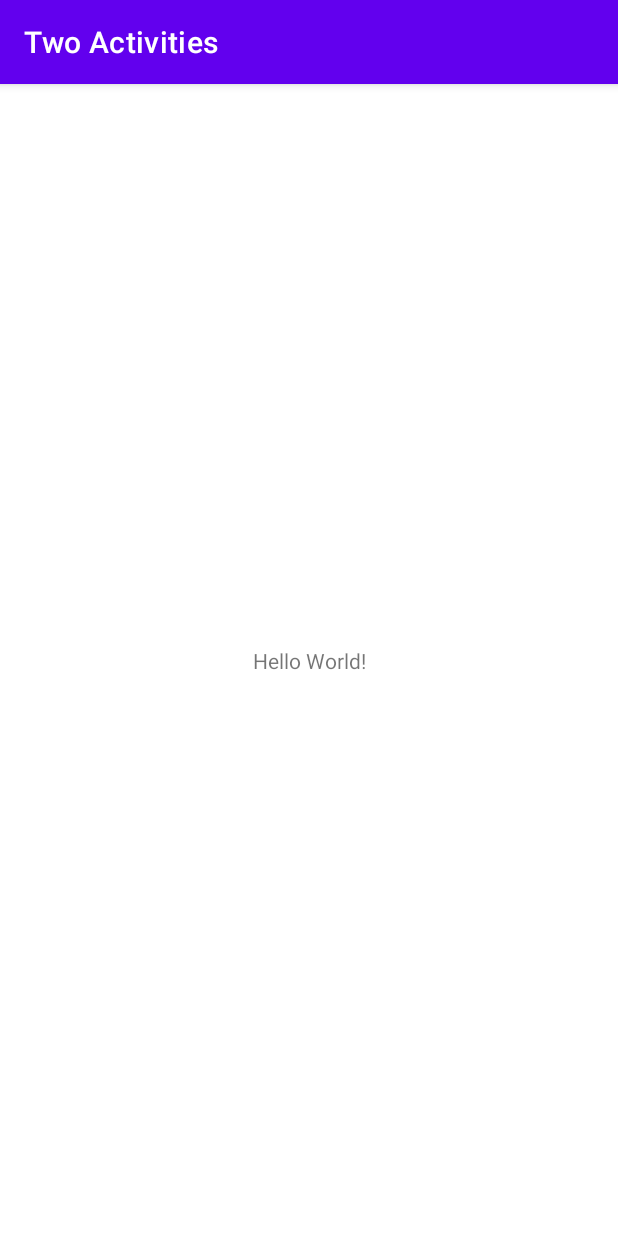
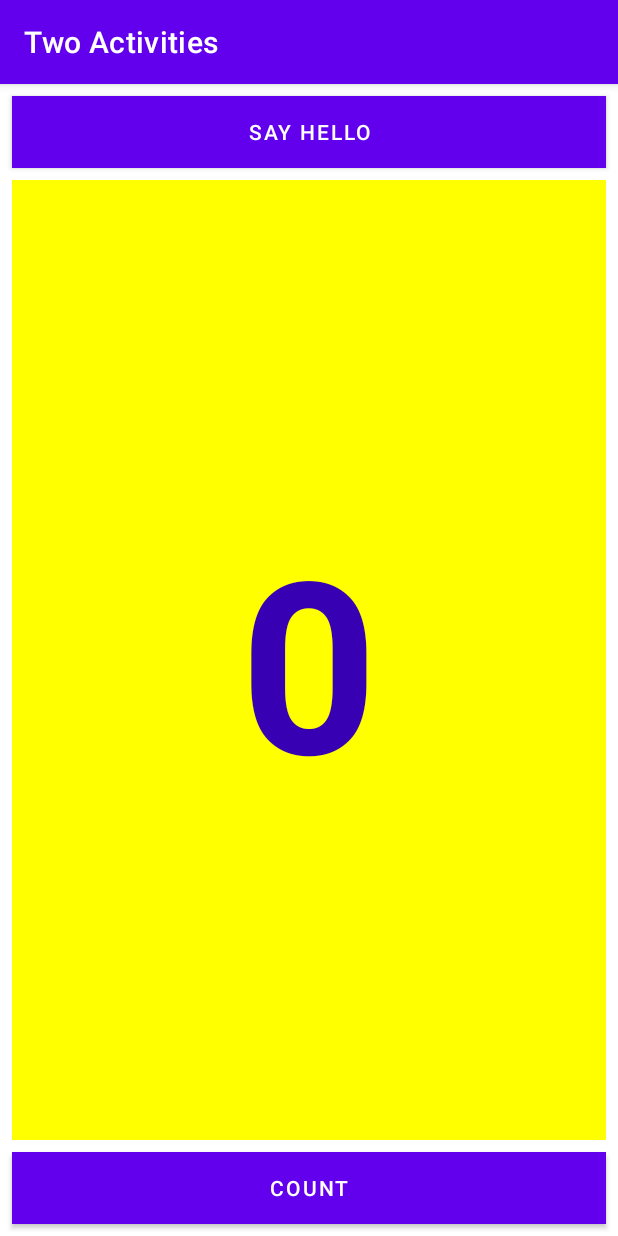
Before and after one commit to Aavash-KC/Activities-and-intents, an Android app: the screen it shows after launch (MainActivity), on a phone screen of 412 x 824 dp. Run offline under Robolectric (Android 15) with nearby library versions, the phone set to English and light mode, and no system bars.

Commit message:
homework completed

```diff
--- a/app/src/main/AndroidManifest.xml
+++ b/app/src/main/AndroidManifest.xml
@@ -10,6 +10,9 @@
         android:supportsRtl="true"
         android:theme="@style/Theme.TwoActivities">
         <activity
+            android:name=".SecondActivity"
+            android:exported="false" />
+        <activity
             android:name=".MainActivity"
             android:exported="true">
             <intent-filter>
--- a/app/src/main/java/com/example/twoactivities/MainActivity.java
+++ b/app/src/main/java/com/example/twoactivities/MainActivity.java
@@ -2,13 +2,35 @@ package com.example.twoactivities;
 
 import androidx.appcompat.app.AppCompatActivity;
 
+import android.content.Intent;
 import android.os.Bundle;
+import android.view.View;
+import android.widget.TextView;
 
 public class MainActivity extends AppCompatActivity {
+    private int mCount = 0;
+    private TextView mShowCount;
+    public static final String EXTRA_MESSAGE =
+            "com.example.android.twoactivities.extra.MESSAGE";
 
     @Override
     protected void onCreate(Bundle savedInstanceState) {
         super.onCreate(savedInstanceState);
         setContentView(R.layout.activity_main);
+        mShowCount = (TextView) findViewById(R.id.show_count);
+    }
+
+    public void showHello(View view) {
+        Intent intent = new Intent(this, SecondActivity.class);
+        String message = mShowCount.getText().toString();
+        intent.putExtra(EXTRA_MESSAGE, message);
+        startActivity(intent);
+
+    }
+
+    public void countUp(View view) {
+        mCount++;
+        if (this.mShowCount != null)
+            this.mShowCount.setText(Integer.toString(mCount));
     }
 }
--- a/app/src/main/res/layout/activity_main.xml
+++ b/app/src/main/res/layout/activity_main.xml
@@ -6,13 +6,54 @@
     android:layout_height="match_parent"
     tools:context=".MainActivity">
 
+    <Button
+        android:id="@+id/button_toast"
+        android:layout_width="match_parent"
+        android:layout_height="wrap_content"
+        android:layout_marginStart="8dp"
+        android:layout_marginTop="8dp"
+        android:layout_marginEnd="8dp"
+        android:background="@color/purple_500"
+        android:text="@string/button_label_toast"
+        android:textColor="@android:color/white"
+        app:layout_constraintEnd_toEndOf="parent"
+        app:layout_constraintStart_toStartOf="parent"
+        app:layout_constraintTop_toTopOf="parent"
+        android:onClick="showHello"/>
+
+    <Button
+        android:id="@+id/button_count"
+        android:layout_width="match_parent"
+        android:layout_height="wrap_content"
+        android:layout_marginStart="8dp"
+        android:layout_marginEnd="8dp"
+        android:layout_marginBottom="8dp"
+        android:background="@color/purple_700"
+        android:text="@string/button_label_count"
+        android:textColor="@android:color/white"
+        app:layout_constraintBottom_toBottomOf="parent"
+        app:layout_constraintEnd_toEndOf="parent"
+        app:layout_constraintStart_toStartOf="parent"
+        android:onClick="countUp"/>
+
     <TextView
-        android:layout_width="wrap_content"
-        android:layout_height="wrap_content"
-        android:text="Hello World!"
-        app:layout_constraintBottom_toBottomOf="parent"
-        app:layout_constraintLeft_toLeftOf="parent"
-        app:layout_constraintRight_toRightOf="parent"
-        app:layout_constraintTop_toTopOf="parent" />
+        android:id="@+id/show_count"
+        android:layout_width="0dp"
+        android:layout_height="0dp"
+        android:layout_marginStart="8dp"
+        android:layout_marginTop="8dp"
+        android:layout_marginEnd="8dp"
+        android:layout_marginBottom="8dp"
+        android:background="#ffff00"
+        android:gravity="center_vertical"
+        android:text="@string/count_initial_value"
+        android:textAlignment="center"
+        android:textColor="@color/purple_700"
+        android:textSize="160sp"
+        android:textStyle="bold"
+        app:layout_constraintBottom_toTopOf="@+id/button_count"
+        app:layout_constraintEnd_toEndOf="parent"
+        app:layout_constraintStart_toStartOf="parent"
+        app:layout_constraintTop_toBottomOf="@+id/button_toast"/>
 
 </androidx.constraintlayout.widget.ConstraintLayout>
--- a/app/src/main/res/values/strings.xml
+++ b/app/src/main/res/values/strings.xml
@@ -1,3 +1,6 @@
 <resources>
     <string name="app_name">Two Activities</string>
+    <string name="button_label_toast">Say Hello</string>
+    <string name="button_label_count">Count</string>
+    <string name="count_initial_value">0</string>
 </resources>
```
Also changed, not shown: app/src/main/java/com/example/twoactivities/SecondActivity.java (added, +21 -0 lines), app/src/main/res/layout/activity_second.xml (added, +35 -0 lines).
